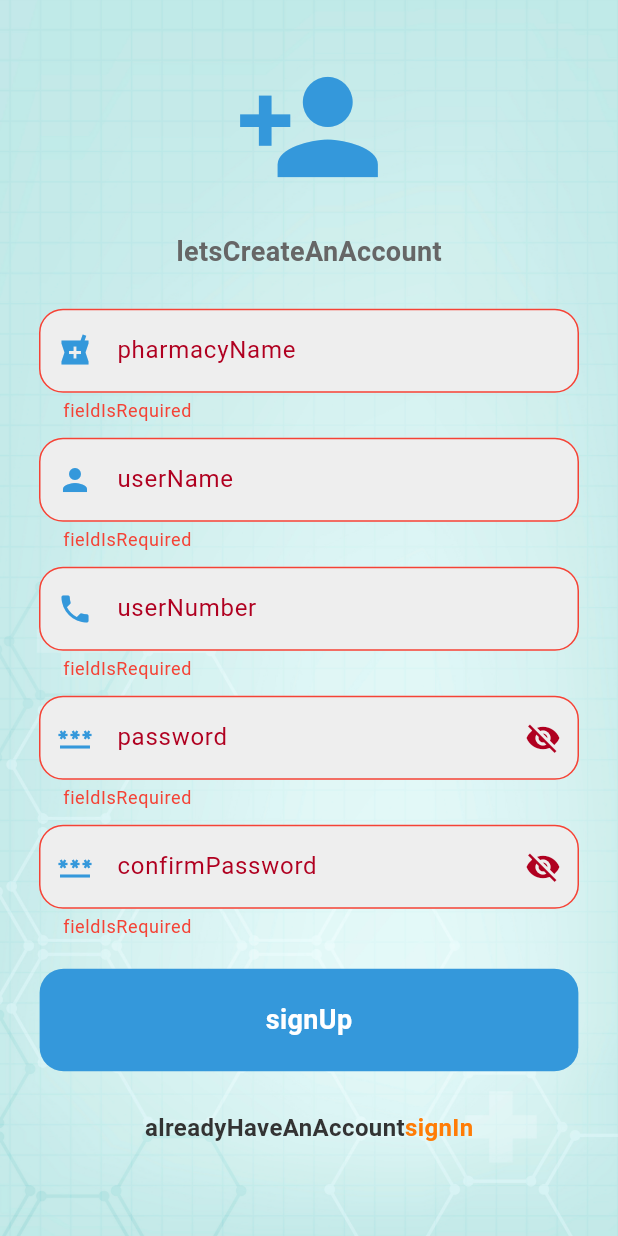
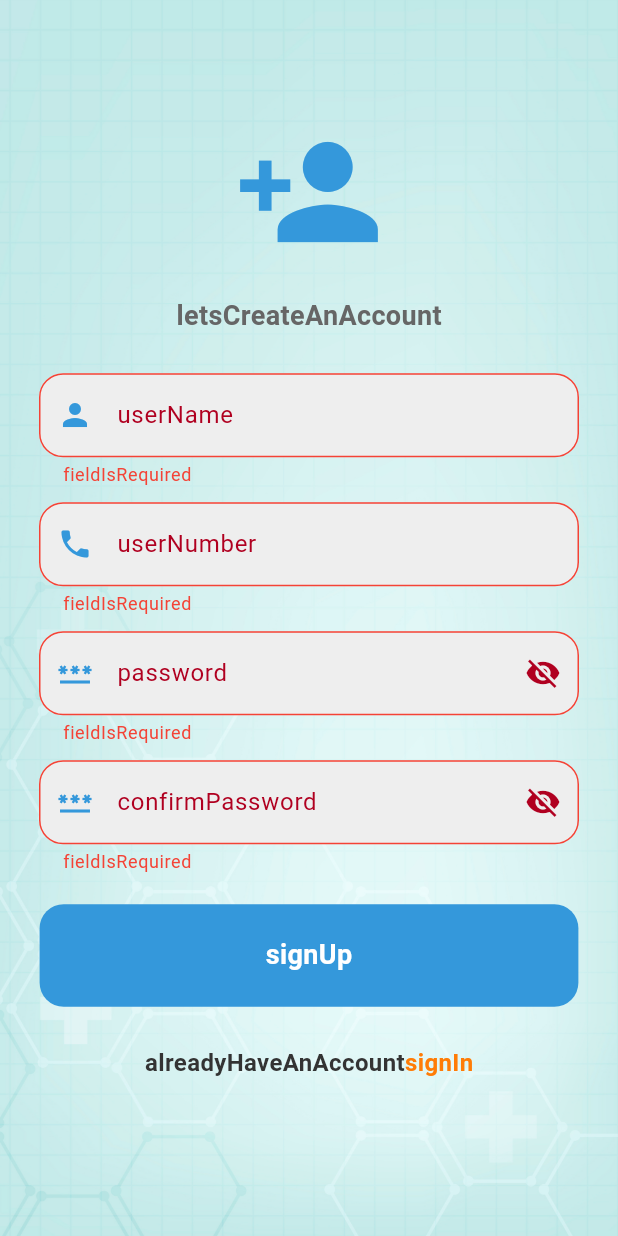
Before and after one commit to spaceadh/UtibuPharmacy, a Flutter app: the RegisterScreen screen opened by its route, after a tap on "signUp", on a phone screen of 412 x 824 dp. Run offline on Flutter 3.47's test engine with Material 3 defaults, Android fonts, the phone set to English and light mode, and no system bars; our stand-ins replace auto_size_text, bottom_navy_bar, dio, firebase_core, firebase_messaging, fl_chart and 7 more; missing offline and left inert: month_year_picker; accounts and stored records are empty.

```diff
--- a/lib/src/Cubits/Auth/Register/register_cubit.dart
+++ b/lib/src/Cubits/Auth/Register/register_cubit.dart
@@ -11,7 +11,6 @@ class RegisterCubit extends Cubit<RegisterState> {
 
   void registerWithPhoneNumber(
       {required String userName,
-      required String pharmacyName,
       required String phoneNumber,
       required String password}) async {
     try {
@@ -20,7 +19,6 @@ class RegisterCubit extends Cubit<RegisterState> {
         url: 'register',
         body: {
           'name': userName,
-          'pharmacyName': pharmacyName,
           'phoneNumber': phoneNumber,
           'password': password,
         },
--- a/lib/src/Locale/local_controller.dart
+++ b/lib/src/Locale/local_controller.dart
@@ -5,7 +5,6 @@ class AppLocalController extends GetxController {
   void changeLang({required String langCode}) {
     Get.updateLocale(Locale(langCode));
   }
-
   void toggleLang() {
     if (Get.locale.toString() == 'ar') {
       changeLang(langCode: 'en');
--- a/lib/src/Locale/locale.dart
+++ b/lib/src/Locale/locale.dart
@@ -6,7 +6,6 @@ class AppLocale implements Translations {
         "ar": {
           // start
           "welcomeMessage": "welcomeMessage",
-
            // auth
           "enterCredentials": "Please enter your credentials to Login",
           "signIn": "Sign in",
@@ -20,7 +19,7 @@ class AppLocale implements Translations {
           "userName": "User Name",
           "confirmPassword": "Confirm Password",
           "fieldIsRequired": "Field is required",
-          "phoneNumberShouldStart": "Phone number should start with 09",
+          "phoneNumberShouldStart": "Phone number should start with 07 or 011",
           "phoneNumberLength": "Phone number length should be 10 digits",
           "enterValidNumber": "Please enter a valid number",
           "passwordShouldBe8": "Password should be at least 8 characters",
@@ -158,7 +157,7 @@ class AppLocale implements Translations {
           "userName": "User Name",
           "confirmPassword": "Confirm Password",
           "fieldIsRequired": "Field is required",
-          "phoneNumberShouldStart": "Phone number should start with 09",
+          "phoneNumberShouldStart": "Phone number should start with 07 or 011",
           "phoneNumberLength": "Phone number length should be 10 digits",
           "enterValidNumber": "Please enter a valid number",
           "passwordShouldBe8": "Password should be at least 8 characters",
--- a/lib/src/model/user.dart
+++ b/lib/src/model/user.dart
@@ -1,7 +1,6 @@
 class User {
   int id;
   String name;
-  String pharmacyName;
   String? pharmacyLocation;
   int phoneNumber;
   String? password;
@@ -13,7 +12,6 @@ class User {
   User({
     required this.id,
     required this.name,
-    required this.pharmacyName,
     required this.pharmacyLocation,
     required this.phoneNumber,
     this.password,
@@ -24,7 +22,6 @@ class User {
     return User(
         id: jsonData['id'] as int,
         name: jsonData['name'] as String,
-        pharmacyName: jsonData['pharmacyName'] as String,
         pharmacyLocation: jsonData['pharmacyLocation'],
         phoneNumber: int.parse(jsonData['phoneNumber']),
         image: jsonData['image']);
@@ -33,7 +30,6 @@ class User {
     final Map<String, dynamic> data = <String, dynamic>{};
     data['id'] = id;
     data['name'] = name;
-    data['pharmacyName'] = pharmacyName;
     data['pharmacyLocation'] = pharmacyLocation ?? "";
     data['phoneNumber'] = phoneNumber;
     data['password'] = password ?? "";
@@ -48,7 +44,6 @@ class User {
     User {
       id: $id,
       name: $name,
-      pharmacyName: $pharmacyName,
       pharmacyLocation: $pharmacyLocation,
       phoneNumber: $phoneNumber,
       password: $password,
--- a/lib/src/view/screens/auth/login_screen.dart
+++ b/lib/src/view/screens/auth/login_screen.dart
@@ -22,12 +22,12 @@ class LoginScreen extends StatelessWidget {
 
   final formKey = GlobalKey<FormState>();
 
-  String? Function(String?) userNumberValidator = (value) {
+   String? Function(String?) userNumberValidator = (value) {
     if (value!.isEmpty) {
       return "fieldIsRequired".tr;
-    } else if (value.length >= 2 && value.substring(0, 2) != '09') {
+    } else if (!(value.startsWith('07') || value.startsWith('011'))) {
       return "phoneNumberShouldStart".tr;
-    } else if (value.length < 10 || value.length > 10) {
+    } else if (value.length != 10) {
       return "phoneNumberLength".tr;
     } else if (int.tryParse(value) == null) {
       return "enterValidNumber".tr;
--- a/lib/src/view/screens/auth/register_screen.dart
+++ b/lib/src/view/screens/auth/register_screen.dart
@@ -18,17 +18,9 @@ import '../../widgets/custome_text_field.dart';
 class RegisterScreen extends StatelessWidget {
   RegisterScreen({super.key});
   // ignore: unused_field
-  static String? pharmacyName, userName, phoneNumber, password, confirmPassword;
-
+  static String? userName, phoneNumber, password, confirmPassword;
   final formKey = GlobalKey<FormState>();
 
-  String? Function(String?) pharmacyNameValidator = (value) {
-    if (value!.isEmpty) {
-      return "fieldIsRequired".tr;
-    } else {
-      return null;
-    }
-  };
   String? Function(String?) userNameValidator = (value) {
     if (value!.isEmpty) {
       return "fieldIsRequired".tr;
@@ -40,9 +32,9 @@ class RegisterScreen extends StatelessWidget {
   String? Function(String?) userNumberValidator = (value) {
   if (value!.isEmpty) {
     return "fieldIsRequired".tr;
-    } else if (value.length >= 2 && value.substring(0, 2) != '09') {
+  } else if (!(value.startsWith('07') || value.startsWith('011'))) {
     return "phoneNumberShouldStart".tr;
-    } else if (value.length < 10 || value.length > 10) {
+  } else if (value.length != 10) {
     return "phoneNumberLength".tr;
   } else if (int.tryParse(value) == null) {
     return "enterValidNumber".tr;
@@ -50,6 +42,7 @@ class RegisterScreen extends StatelessWidget {
     return null;
   }
 };
+
 
   String? Function(String?) passwordValidator = (value) {
     if (value!.isEmpty) {
@@ -78,7 +71,6 @@ class RegisterScreen extends StatelessWidget {
       if (formKey.currentState!.validate()) {
         BlocProvider.of<RegisterCubit>(context).registerWithPhoneNumber(
             userName: userName!,
-            pharmacyName: pharmacyName!,
             phoneNumber: phoneNumber!,
             password: password!);
       }
@@ -144,20 +136,6 @@ class RegisterScreen extends StatelessWidget {
                           height: 25,
                         ),
                         CustomeTextField(
-                          validator: pharmacyNameValidator,
-                          obscureText: false,
-                          hintText: "pharmacyName".tr,
-                          onChanged: (text) {
-                            pharmacyName = text;
-                            formKey.currentState!.validate();
-                          },
-                          keyboardType: TextInputType.name,
-                          prefixIcon: AppIcons.pharmacy,
-                        ),
-                        const SizedBox(
-                          height: 10,
-                        ),
-                        CustomeTextField(
                           validator: userNameValidator,
                           obscureText: false,
                           hintText: "userName".tr,
@@ -168,6 +146,7 @@ class RegisterScreen extends StatelessWidget {
                           keyboardType: TextInputType.name,
                           prefixIcon: AppIcons.person,
                         ),
+
                         const SizedBox(
                           height: 10,
                         ),
@@ -198,6 +177,7 @@ class RegisterScreen extends StatelessWidget {
                           keyboardType: TextInputType.visiblePassword,
                           prefixIcon: AppIcons.password,
                         ),
+
                         const SizedBox(
                           height: 10,
                         ),
```
Also changed, not shown: lib/src/view/screens/drawer/profile_screen.dart (+10 -39 lines), 1 other file. Lines whose indentation alone changed are shown as unchanged.
